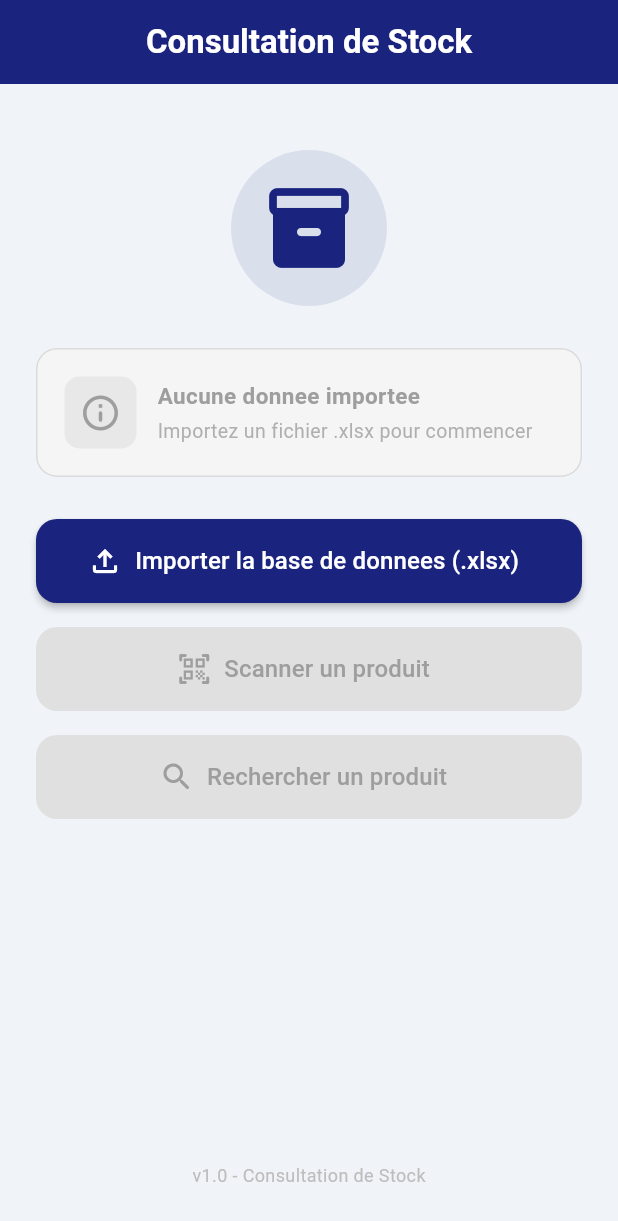
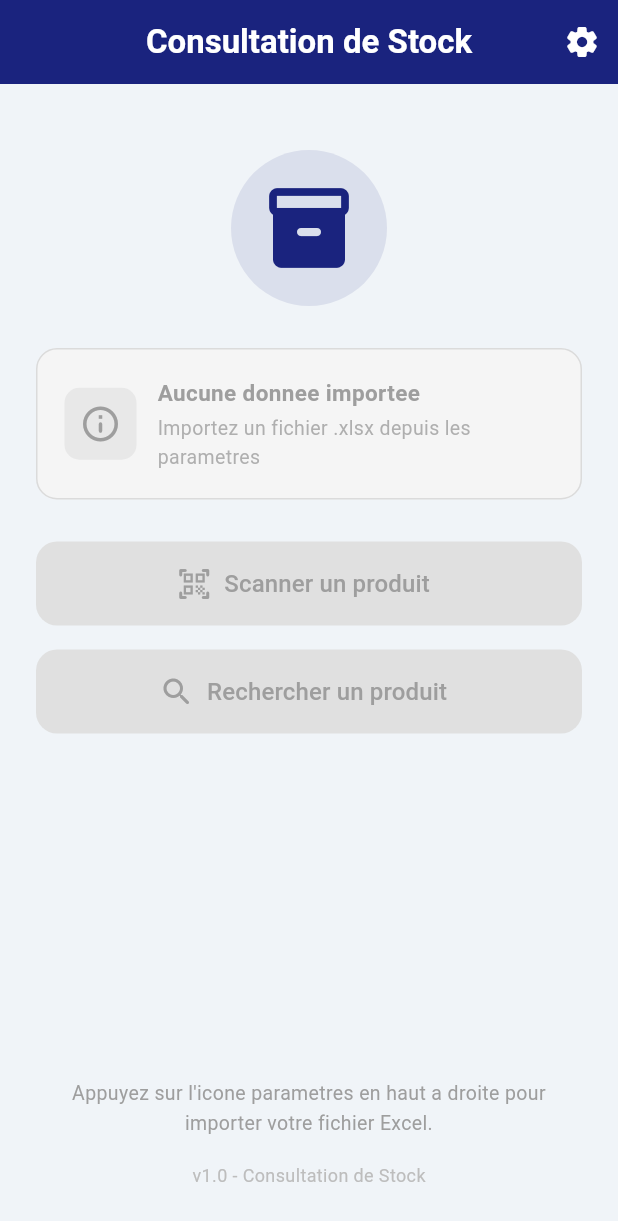
Before and after one commit to aissaboukr-hub/stock_consultation, a Flutter app: the screen it shows after launch, on a phone screen of 412 x 824 dp. Shown: the top 1221 px of the screen. Run offline on Flutter 3.47's test engine with Material 3 defaults, Android fonts, the light colour scheme and no system bars; our stand-ins replace file_picker, shared_preferences; missing offline and left inert: excel, mobile_scanner.

Commit message:
Mise à jour du projet

```diff
--- a/lib/screens/home_screen.dart
+++ b/lib/screens/home_screen.dart
@@ -3,6 +3,7 @@ import 'package:provider/provider.dart';
 import '../providers/product_provider.dart';
 import 'scanner_screen.dart';
 import 'search_screen.dart';
+import 'settings_screen.dart';
 
 class HomeScreen extends StatefulWidget {
   const HomeScreen({super.key});
@@ -33,6 +34,20 @@ class _HomeScreenState extends State<HomeScreen> {
         centerTitle: true,
         backgroundColor: const Color(0xFF1A237E),
         elevation: 0,
+        actions: [
+          // Icône Paramètres
+          IconButton(
+            icon: const Icon(Icons.settings_rounded, color: Colors.white),
+            onPressed: () {
+              Navigator.push(
+                context,
+                MaterialPageRoute(
+                  builder: (_) => const SettingsScreen(),
+                ),
+              );
+            },
+          ),
+        ],
       ),
       body: Consumer<ProductProvider>(
         builder: (context, provider, _) {
@@ -57,49 +72,12 @@ class _HomeScreenState extends State<HomeScreen> {
                 _buildStatusCard(provider),
                 const SizedBox(height: 28),
 
-                // Bouton Importer
-                SizedBox(
-                  width: double.infinity,
-                  height: 56,
-                  child: ElevatedButton.icon(
-                    onPressed: provider.isLoading
-                        ? null
-                        : () => _handleImport(context, provider),
-                    icon: provider.isLoading
-                        ? const SizedBox(
-                            width: 22,
-                            height: 22,
-                            child: CircularProgressIndicator(
-                              strokeWidth: 2.5,
-                              color: Colors.white,
-                            ),
-                          )
-                        : const Icon(Icons.file_upload_outlined, size: 24),
-                    label: Text(
-                      provider.isLoading
-                          ? 'Importation en cours...'
-                          : 'Importer la base de donnees (.xlsx)',
-                      style: const TextStyle(fontSize: 16),
-                    ),
-                    style: ElevatedButton.styleFrom(
-                      backgroundColor: const Color(0xFF1A237E),
-                      foregroundColor: Colors.white,
-                      shape: RoundedRectangleBorder(
-                        borderRadius: BorderRadius.circular(14),
-                      ),
-                      elevation: 2,
-                    ),
-                  ),
-                ),
-                const SizedBox(height: 16),
-
                 // Bouton Scanner
                 SizedBox(
                   width: double.infinity,
                   height: 56,
                   child: ElevatedButton.icon(
-                    onPressed:
-                        provider.isDatabaseLoaded && !provider.isLoading
+                    onPressed: provider.isDatabaseLoaded && !provider.isLoading
                         ? () => Navigator.push(
                               context,
                               MaterialPageRoute(
@@ -107,8 +85,10 @@ class _HomeScreenState extends State<HomeScreen> {
                             )
                         : null,
                     icon: const Icon(Icons.qr_code_scanner_rounded, size: 24),
-                    label: const Text('Scanner un produit',
-                        style: TextStyle(fontSize: 16)),
+                    label: const Text(
+                      'Scanner un produit',
+                      style: TextStyle(fontSize: 16),
+                    ),
                     style: ElevatedButton.styleFrom(
                       backgroundColor: provider.isDatabaseLoaded
                           ? const Color(0xFF43A047)
@@ -130,8 +110,7 @@ class _HomeScreenState extends State<HomeScreen> {
                   width: double.infinity,
                   height: 56,
                   child: ElevatedButton.icon(
-                    onPressed:
-                        provider.isDatabaseLoaded && !provider.isLoading
+                    onPressed: provider.isDatabaseLoaded && !provider.isLoading
                         ? () => Navigator.push(
                               context,
                               MaterialPageRoute(
@@ -139,8 +118,10 @@ class _HomeScreenState extends State<HomeScreen> {
                             )
                         : null,
                     icon: const Icon(Icons.search_rounded, size: 24),
-                    label: const Text('Rechercher un produit',
-                        style: TextStyle(fontSize: 16)),
+                    label: const Text(
+                      'Rechercher un produit',
+                      style: TextStyle(fontSize: 16),
+                    ),
                     style: ElevatedButton.styleFrom(
                       backgroundColor: provider.isDatabaseLoaded
                           ? const Color(0xFF1565C0)
@@ -155,28 +136,23 @@ class _HomeScreenState extends State<HomeScreen> {
                     ),
                   ),
                 ),
-                const SizedBox(height: 16),
-
-                // Bouton Reinitialiser
-                if (provider.isDatabaseLoaded)
-                  TextButton.icon(
-                    onPressed: () async {
-                      await provider.clearDatabase();
-                      if (context.mounted) {
-                        ScaffoldMessenger.of(context).showSnackBar(
-                          const SnackBar(
-                            content: Text('Base de donnees reinitialisee'),
-                            behavior: SnackBarBehavior.floating,
-                          ),
-                        );
-                      }
-                    },
-                    icon: const Icon(Icons.delete_outline, color: Colors.red),
-                    label: const Text('Reinitialiser',
-                        style: TextStyle(color: Colors.red)),
-                  ),
 
                 const Spacer(),
+
+                // Info rapide
+                if (!provider.isDatabaseLoaded)
+                  Padding(
+                    padding: const EdgeInsets.only(bottom: 16),
+                    child: Text(
+                      'Appuyez sur l\'icone parametres en haut a droite pour importer votre fichier Excel.',
+                      textAlign: TextAlign.center,
+                      style: TextStyle(
+                        fontSize: 13,
+                        color: Colors.grey.shade500,
+                        height: 1.5,
+                      ),
+                    ),
+                  ),
 
                 Text(
                   'v1.0 - Consultation de Stock',
@@ -226,7 +202,7 @@ class _HomeScreenState extends State<HomeScreen> {
       iconBg = Colors.grey;
       icon = Icons.info_outline_rounded;
       title = 'Aucune donnee importee';
-      subtitle = 'Importez un fichier .xlsx pour commencer';
+      subtitle = 'Importez un fichier .xlsx depuis les parametres';
     }
 
     return Container(
@@ -277,34 +253,4 @@ class _HomeScreenState extends State<HomeScreen> {
       ),
     );
   }
-
-  Future<void> _handleImport(
-      BuildContext context, ProductProvider provider) async {
-    final success = await provider.importFromExcel();
-    if (!context.mounted) return;
-
-    if (success) {
-      ScaffoldMessenger.of(context).showSnackBar(
-        SnackBar(
-          content: Text(
-              '${provider.productCount} produits importes et sauvegardes !'),
-          backgroundColor: Colors.green,
-          behavior: SnackBarBehavior.floating,
-          shape: RoundedRectangleBorder(
-              borderRadius: BorderRadius.circular(10)),
-        ),
-      );
-    } else if (provider.error != null) {
-      ScaffoldMessenger.of(context).showSnackBar(
-        SnackBar(
-          content: Text('Erreur : ${provider.error}'),
-          backgroundColor: Colors.red,
-          behavior: SnackBarBehavior.floating,
-          shape: RoundedRectangleBorder(
-              borderRadius: BorderRadius.circular(10)),
-          duration: const Duration(seconds: 5),
-        ),
-      );
 }
-  }
-}
```
Also changed, not shown: lib/screens/settings_screen.dart (added, +272 -0 lines). Lines whose indentation alone changed are shown as unchanged.
